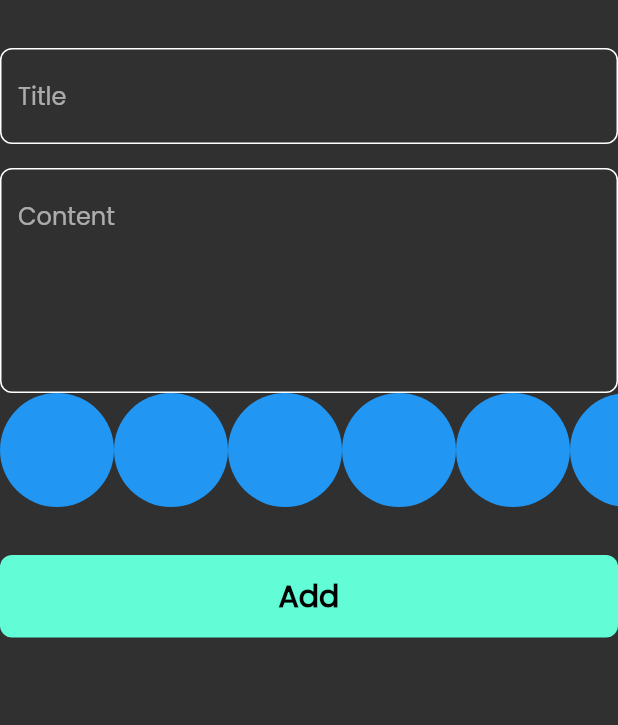
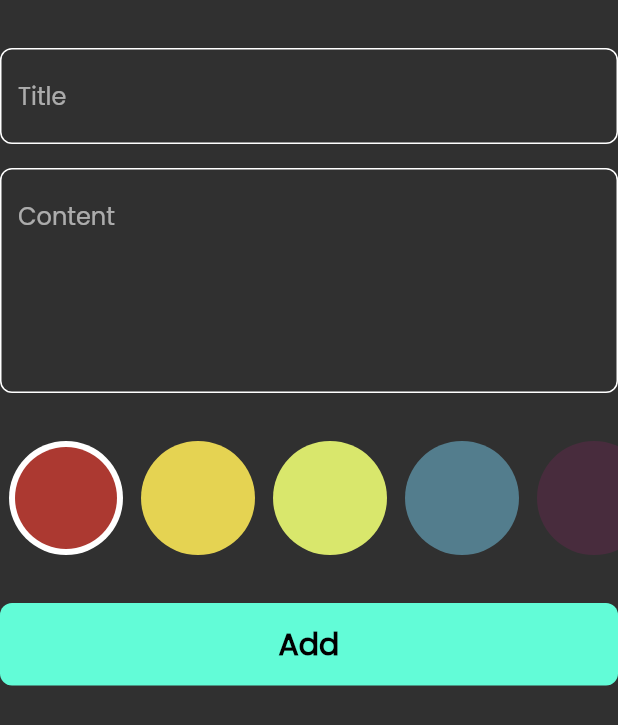
Before and after one commit to MohamedEssam9009/Noteter, a Flutter app: the AddNoteForm widget shown alone on an empty page, opened directly, on a phone screen of 412 x 824 dp. Shown: the top 725 px of the screen. Run offline on Flutter 3.47's test engine with Material 3 defaults, Android fonts, the phone set to English and light mode, and no system bars; our stand-ins replace bloc, flutter_bloc, font_awesome_flutter, hive, hive_flutter; accounts and stored records are empty.

Commit message:
colors list view part two

```diff
--- a/lib/views/widgets/add_note_form.dart
+++ b/lib/views/widgets/add_note_form.dart
@@ -45,6 +45,7 @@ class _AddNoteFormState extends State<AddNoteForm> {
               subtitle = value;
             },
           ),
+          const SizedBox(height: 32.0),
           const ColorsListView(),
           const SizedBox(height: 32.0),
           BlocBuilder<AddNoteCubit, AddNoteState>(
--- a/lib/views/widgets/colors_list_view.dart
+++ b/lib/views/widgets/colors_list_view.dart
@@ -1,29 +1,67 @@
 import 'package:flutter/material.dart';
 
 class ColorItem extends StatelessWidget {
-  const ColorItem({super.key});
+  const ColorItem({super.key, required this.isActive, required this.color});
+
+  final bool isActive;
+  final Color color;
 
   @override
   Widget build(BuildContext context) {
-    return const CircleAvatar(
-      radius: 38.0,
-      backgroundColor: Colors.blue,
-    );
+    return isActive
+        ? CircleAvatar(
+            radius: 38.0,
+            backgroundColor: Colors.white,
+            child: CircleAvatar(
+              radius: 34.0,
+              backgroundColor: color,
+            ),
+          )
+        : CircleAvatar(
+            radius: 38.0,
+            backgroundColor: color,
+          );
   }
 }
 
-class ColorsListView extends StatelessWidget {
+class ColorsListView extends StatefulWidget {
   const ColorsListView({super.key});
 
+  @override
+  State<ColorsListView> createState() => _ColorsListViewState();
+}
+
+class _ColorsListViewState extends State<ColorsListView> {
+  int currentIndex = 0;
+  List<Color> colors = [
+    const Color(0xffAC3931),
+    const Color(0xffE5D352),
+    const Color(0xffD9E76C),
+    const Color(0xff537D8D),
+    const Color(0xff482C3D),
+  ];
   @override
   Widget build(BuildContext context) {
     return SizedBox(
       height: 38.0 * 2.0,
       child: ListView.builder(
-        itemCount: 10,
+        itemCount: colors.length,
         scrollDirection: Axis.horizontal,
         itemBuilder: (context, index) {
-          return const ColorItem();
+          return Padding(
+            padding: const EdgeInsets.symmetric(horizontal: 6.0),
+            child: GestureDetector(
+              onTap: () {
+                setState(() {
+                  currentIndex = index;
+                });
+              },
+              child: ColorItem(
+                isActive: currentIndex == index,
+                color: colors[index],
+              ),
+            ),
+          );
         },
       ),
     );
```
